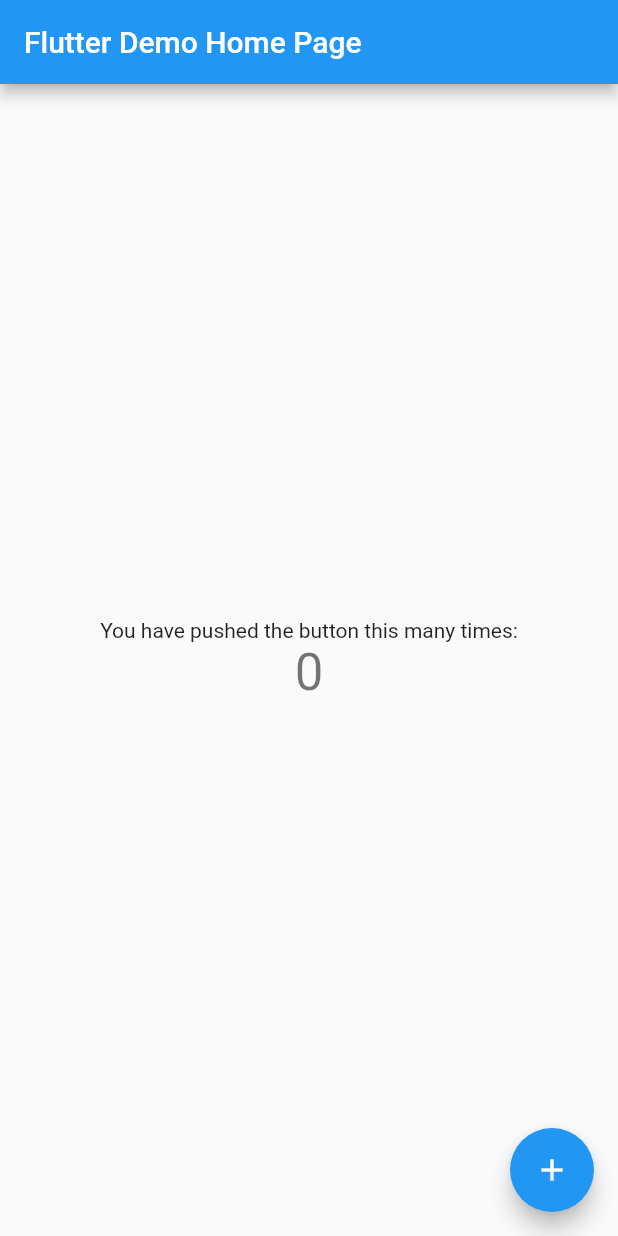
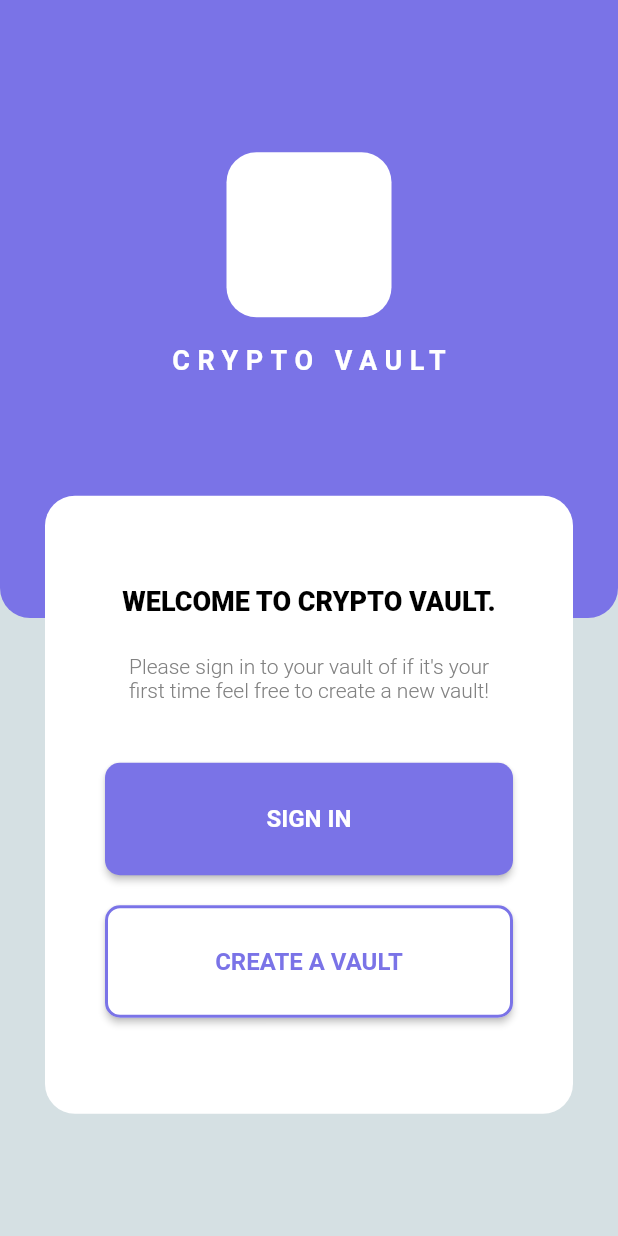
Before and after one commit to KutayYASAR/crypto_vault, a Flutter app: the screen it shows after launch, on a phone screen of 412 x 824 dp. Run offline on Flutter 3.47's test engine with Material 2 defaults, Android fonts, the light colour scheme and no system bars.

Commit message:
welcome page initial design

```diff
--- /dev/null
+++ b/lib/Screens/Welcome/welcome_screen.dart
@@ -0,0 +1,101 @@
+// ignore_for_file: prefer_const_constructors, prefer_const_literals_to_create_immutables
+
+import 'package:crypto_vault/constants.dart';
+import 'package:flutter/material.dart';
+
+class WelcomeScreen extends StatelessWidget {
+  const WelcomeScreen({Key? key}) : super(key: key);
+
+  @override
+  Widget build(BuildContext context) {
+    Size size = MediaQuery.of(context).size;
+    return Scaffold(
+      body: Container(
+        height: size.height,
+        width: double.infinity,
+        child: Stack(
+          alignment: Alignment.topCenter,
+          children: <Widget>[
+            Container(
+              decoration: const BoxDecoration(
+              color: kPrimaryColor,
+              borderRadius: BorderRadius.vertical(bottom:Radius.circular(20))
+            ) ,
+              height: size.height/2
+              ),
+            Column(
+              mainAxisAlignment: MainAxisAlignment.center,
+              children: [
+                Padding(
+                  padding: const EdgeInsets.only(top: 20),
+                  child: Container(
+                    height: 110,
+                    width: 110,
+                    decoration: const BoxDecoration(
+                      borderRadius: BorderRadius.all(Radius.circular(20)),
+                      color: Colors.white,
+                    ),
+                  ),
+                ),
+                const Padding(
+                  padding: EdgeInsets.only(top:18.0),
+                  child: Text('CRYPTO VAULT',style: TextStyle(color: Colors.white,fontSize: 18,fontWeight: FontWeight.bold,letterSpacing: 5),)
+                ),
+
+                Padding(
+                  padding: const EdgeInsets.fromLTRB(30,80,30,0),
+                  child: Container(
+                    decoration: const BoxDecoration(
+                      borderRadius: BorderRadius.all(Radius.circular(20)),
+                      color: Colors.white,
+                    ),
+                    height: size.height/2,
+                    width: double.infinity,
+                    child: Column(
+                      children: [
+                        Padding(
+                          padding: const EdgeInsets.fromLTRB(10,60,10,0),
+                          child: Text('WELCOME TO CRYPTO VAULT.',style: TextStyle(color: Colors.black,fontSize: 18,fontWeight: FontWeight.w800)),
+                        ),
+                        Padding(
+                          padding: const EdgeInsets.fromLTRB(50,25,50,0),
+                          child: Text('Please sign in to your vault of if it\'s your first time feel free to create a new vault!',style: TextStyle(color: Color.fromRGBO(129, 129, 129, 1),fontSize: 14,fontWeight: FontWeight.w300),textAlign: TextAlign.center,),
+                        ),
+                        Padding(
+                          padding: const EdgeInsets.fromLTRB(40,40,40,0),
+                          child: SizedBox(
+                            width: double.infinity,
+                            height: 75,
+                            child: ElevatedButton(onPressed: (){}, child: Text('SIGN IN',style: TextStyle(color: Colors.white,fontSize: 16,fontWeight: FontWeight.w600)),
+                            style: ButtonStyle(
+                              shape: MaterialStateProperty.all<RoundedRectangleBorder>(RoundedRectangleBorder(borderRadius: BorderRadius.circular(10))),
+                              backgroundColor: MaterialStateProperty.all(kPrimaryColor)
+                            ),
+                            ),
+                          ),
+                        ),
+                        Padding(
+                          padding: const EdgeInsets.fromLTRB(40,20,40,0),
+                          child: SizedBox(
+                            width: double.infinity,
+                            height: 75,
+                            child: ElevatedButton(onPressed: (){}, child: Text('CREATE A VAULT',style:TextStyle(color: kPrimaryColor,fontSize: 16,fontWeight: FontWeight.w600)),
+                            style: ButtonStyle(
+                              shape: MaterialStateProperty.all<RoundedRectangleBorder>(RoundedRectangleBorder(borderRadius: BorderRadius.circular(10),side: BorderSide(color: kPrimaryColor,width: 2))),
+                              backgroundColor: MaterialStateProperty.all(Colors.white)
+
+                            ),
+                            ),
+                          ),
+                        )
+                      ]),
+                  ),
+                ),
+              ],
+            )
+          ],
+        ),
+      ),
+    );
+  }
+}
--- /dev/null
+++ b/lib/constants.dart
@@ -0,0 +1,4 @@
+import 'package:flutter/material.dart';
+
+const kPrimaryColor = Color.fromRGBO(122, 115, 231, 1);
+const kPrimaryLightColor = Color.fromRGBO(213, 224, 227, 1);
--- a/lib/main.dart
+++ b/lib/main.dart
@@ -1,3 +1,5 @@
+import 'package:crypto_vault/Screens/Welcome/welcome_screen.dart';
+import 'package:crypto_vault/constants.dart';
 import 'package:flutter/material.dart';
 
 void main() {
@@ -13,103 +15,10 @@
     return MaterialApp(
       title: 'Flutter Demo',
       theme: ThemeData(
-        // This is the theme of your application.
-        //
-        // Try running your application with "flutter run". You'll see the
-        // application has a blue toolbar. Then, without quitting the app, try
-        // changing the primarySwatch below to Colors.green and then invoke
-        // "hot reload" (press "r" in the console where you ran "flutter run",
-        // or simply save your changes to "hot reload" in a Flutter IDE).
-        // Notice that the counter didn't reset back to zero; the application
-        // is not restarted.
-        primarySwatch: Colors.blue,
+        primaryColor: kPrimaryColor,
+        scaffoldBackgroundColor: kPrimaryLightColor
       ),
-      home: const MyHomePage(title: 'Flutter Demo Home Page'),
+      home: WelcomeScreen(),
     );
   }
 }
-
-class MyHomePage extends StatefulWidget {
-  const MyHomePage({Key? key, required this.title}) : super(key: key);
-
-  // This widget is the home page of your application. It is stateful, meaning
-  // that it has a State object (defined below) that contains fields that affect
-  // how it looks.
-
-  // This class is the configuration for the state. It holds the values (in this
-  // case the title) provided by the parent (in this case the App widget) and
-  // used by the build method of the State. Fields in a Widget subclass are
-  // always marked "final".
-
-  final String title;
-
-  @override
-  State<MyHomePage> createState() => _MyHomePageState();
-}
-
-class _MyHomePageState extends State<MyHomePage> {
-  int _counter = 0;
-
-  void _incrementCounter() {
-    setState(() {
-      // This call to setState tells the Flutter framework that something has
-      // changed in this State, which causes it to rerun the build method below
-      // so that the display can reflect the updated values. If we changed
-      // _counter without calling setState(), then the build method would not be
-      // called again, and so nothing would appear to happen.
-      _counter++;
-    });
-  }
-
-  @override
-  Widget build(BuildContext context) {
-    // This method is rerun every time setState is called, for instance as done
-    // by the _incrementCounter method above.
-    //
-    // The Flutter framework has been optimized to make rerunning build methods
-    // fast, so that you can just rebuild anything that needs updating rather
-    // than having to individually change instances of widgets.
-    return Scaffold(
-      appBar: AppBar(
-        // Here we take the value from the MyHomePage object that was created by
-        // the App.build method, and use it to set our appbar title.
-        title: Text(widget.title),
-      ),
-      body: Center(
-        // Center is a layout widget. It takes a single child and positions it
-        // in the middle of the parent.
-        child: Column(
-          // Column is also a layout widget. It takes a list of children and
-          // arranges them vertically. By default, it sizes itself to fit its
-          // children horizontally, and tries to be as tall as its parent.
-          //
-          // Invoke "debug painting" (press "p" in the console, choose the
-          // "Toggle Debug Paint" action from the Flutter Inspector in Android
-          // Studio, or the "Toggle Debug Paint" command in Visual Studio Code)
-          // to see the wireframe for each widget.
-          //
-          // Column has various properties to control how it sizes itself and
-          // how it positions its children. Here we use mainAxisAlignment to
-          // center the children vertically; the main axis here is the vertical
-          // axis because Columns are vertical (the cross axis would be
-          // horizontal).
-          mainAxisAlignment: MainAxisAlignment.center,
-          children: <Widget>[
-            const Text(
-              'You have pushed the button this many times:',
-            ),
-            Text(
-              '$_counter',
-              style: Theme.of(context).textTheme.headline4,
-            ),
-          ],
-        ),
-      ),
-      floatingActionButton: FloatingActionButton(
-        onPressed: _incrementCounter,
-        tooltip: 'Increment',
-        child: const Icon(Icons.add),
-      ), // This trailing comma makes auto-formatting nicer for build methods.
-    );
-  }
-}
```
